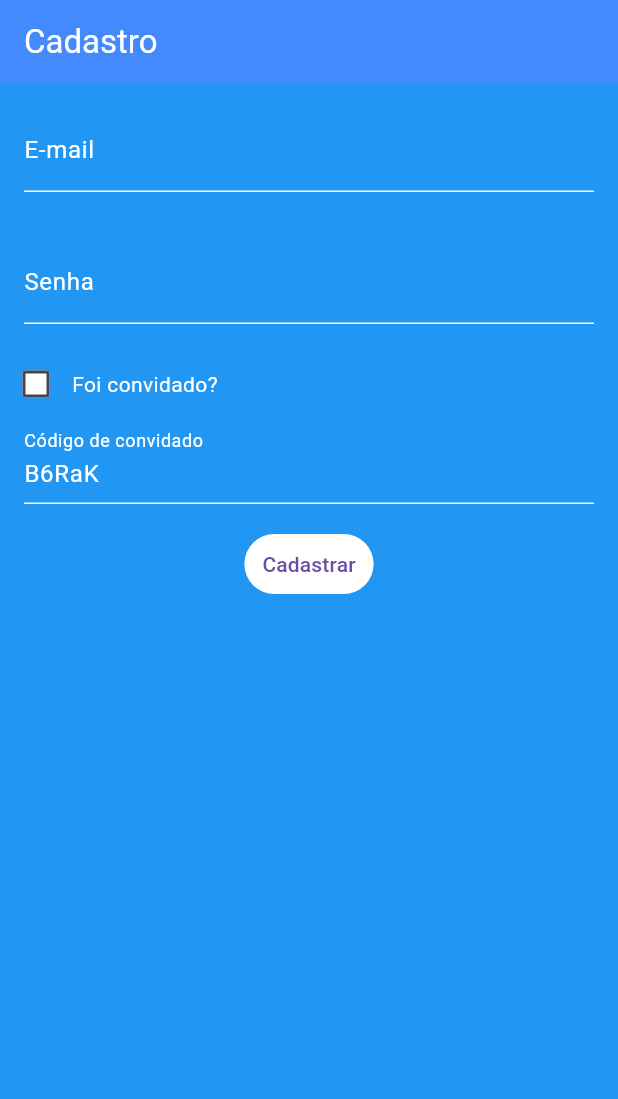
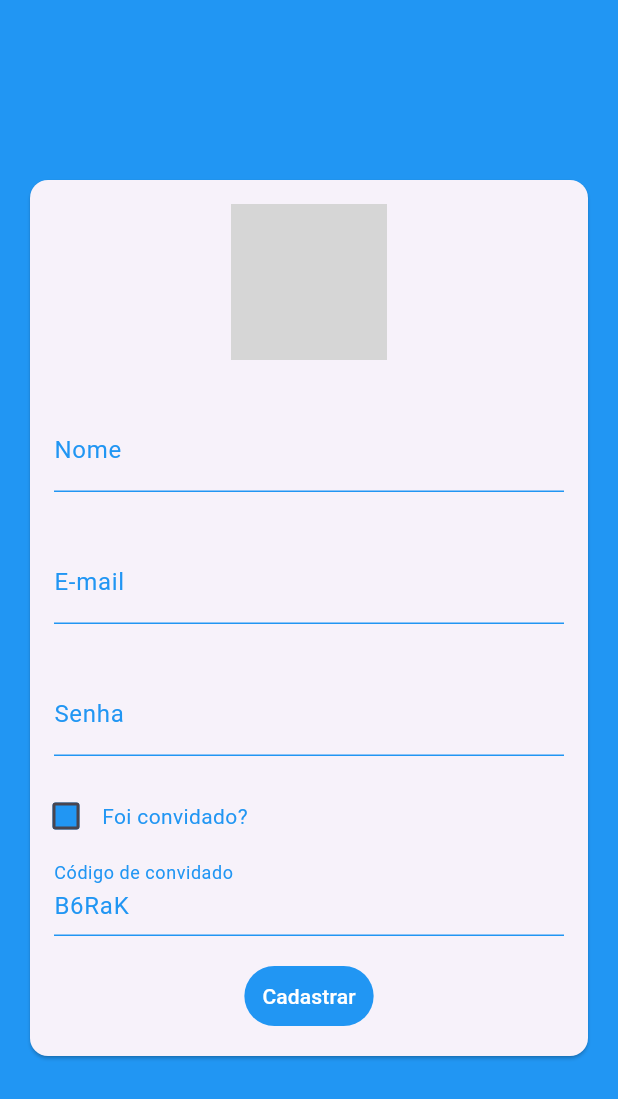
Before and after one commit to JonatasMA/dindin-juntin, a Flutter app: the SignUp screen opened by its route, on a phone screen of 412 x 824 dp. Shown: the top 1099 px of the screen. Run offline on Flutter 3.47's test engine with Material 2 defaults, Android fonts, the phone set to English and light mode, and no system bars; our stand-ins replace cached_network_image, currency_text_input_formatter, firebase_auth, firebase_core, firebase_database, firebase_storage and 2 more; missing offline and left inert: dart:ffi; accounts and stored records are empty; generated files the repository leaves out were written again; network calls fail; grey boxes are pictures that could not be loaded.

Commit message:
feat: rework signup view: feat: users photos

```diff
--- a/lib/models/saved_user.dart
+++ b/lib/models/saved_user.dart
@@ -1,27 +1,35 @@
 class SavedUser {
   String? email;
+  String? name;
   String? uid;
   String? local;
+  String? photoURL;
 
-  SavedUser({this.email, this.uid, this.local});
+  SavedUser({this.name, this.email, this.uid, this.local, this.photoURL});
 
   SavedUser.fromFirebase(user) {
+    name = user.child('name').value;
     email = user.child('email').value;
     uid = user.child('uid').value;
     local = user.child('local').value;
+    photoURL = user.child('photoURL').value;
   }
 
   SavedUser.fromJson(Map<String, dynamic> json) {
+    name = json['name'];
     email = json['email'];
     uid = json['uid'];
     local = json['local'];
+    photoURL = json['photoURL'];
   }
 
   Map<String, dynamic> toJson() {
     final Map<String, dynamic> data = new Map<String, dynamic>();
+    data['name'] = name;
     data['email'] = email;
     data['uid'] = uid;
     data['local'] = local;
+    data['photoURL'] = photoURL;
     return data;
   }
 }
--- a/lib/views/home_page.dart
+++ b/lib/views/home_page.dart
@@ -29,6 +29,9 @@ class _HomePageState extends State<HomePage> {
 
   @override
   Widget build(BuildContext context) {
+    // userLogged.updateDisplayName('Jonatas Macedo');
+    // userLogged.updatePhotoURL(
+    //     'https://www.infoescola.com/wp-content/uploads/2008/05/capivara-119654188.jpg');
     String saldo = '3,00';
     final ButtonStyle style = TextButton.styleFrom(
       foregroundColor: Theme.of(context).colorScheme.onPrimary,
@@ -44,7 +47,6 @@ class _HomePageState extends State<HomePage> {
             _user = SavedUser.fromFirebase(teste.child(user.uid));
             fbd
                 .ref(_user?.local)
-                .child(_user?.uid ?? '')
                 .child('bills')
                 .onValue
                 .listen((DatabaseEvent event) {
--- a/lib/views/sign_up.dart
+++ b/lib/views/sign_up.dart
@@ -1,9 +1,14 @@
+import 'dart:io';
+
 import 'package:firebase_auth/firebase_auth.dart';
+import 'package:firebase_storage/firebase_storage.dart';
 import 'package:flutter/material.dart';
 import 'package:firebase_database/firebase_database.dart';
+import 'package:image_picker/image_picker.dart';
 import 'dart:math';
 
 import '../models/saved_user.dart';
+import '../main.dart';
 
 class SignUp extends StatefulWidget {
   const SignUp({super.key});
@@ -13,9 +18,11 @@ class SignUp extends StatefulWidget {
 }
 
 class _SignUpState extends State<SignUp> {
-  String email = '';
+  SavedUser savedUser = SavedUser();
   String pass = '';
   bool guest = false;
+  File? photo;
+  String? photoName;
 
   String generateRandomString(int len) {
     var r = Random();
@@ -31,13 +38,13 @@ class _SignUpState extends State<SignUp> {
     return InputDecoration(
         border: const UnderlineInputBorder(),
         enabledBorder: const UnderlineInputBorder(
-          borderSide: BorderSide(color: Colors.white),
+          borderSide: BorderSide(color: Colors.blue),
         ),
         focusedBorder: const UnderlineInputBorder(
-          borderSide: BorderSide(color: Colors.white),
+          borderSide: BorderSide(color: Colors.blue),
         ),
         labelText: label,
-        labelStyle: const TextStyle(color: Colors.white));
+        labelStyle: const TextStyle(color: Colors.blue));
   }
 
   bool isChecked = false;
@@ -45,22 +52,39 @@ class _SignUpState extends State<SignUp> {
   @override
   Widget build(BuildContext context) {
     if (!isChecked) {
-      code = generateRandomString(5);
+      savedUser.local = generateRandomString(5);
     }
 
-    Future saveUserData(uid) {
+    Future saveUserData(uid) async {
       DatabaseReference users =
           FirebaseDatabase.instance.ref('Users').child(uid);
-      SavedUser savedUser = SavedUser(email: email, uid: uid, local: code);
+      savedUser.uid = uid;
+
+      final storageRef = FirebaseStorage.instance.ref();
+      final imagesRef = storageRef.child("files/$photoName");
+      await imagesRef.putFile(photo!);
+
+      FirebaseAuth.instance.authStateChanges().listen((event) async {
+        if (event != null) {
+          userLogged = event;
+          var photoURL = await imagesRef.getDownloadURL();
+          setState(() {
+            savedUser.photoURL = photoURL;
+          });
+          userLogged.updatePhotoURL(photoURL);
+          userLogged.updateDisplayName(savedUser.name);
+        }
+      });
+      print(savedUser.toJson());
       return users.set(savedUser.toJson());
     }
 
     void signInUser() async {
       UserCredential userCredential = await FirebaseAuth.instance
-          .createUserWithEmailAndPassword(email: email, password: pass);
+          .createUserWithEmailAndPassword(email: savedUser.email!, password: pass);
       await saveUserData(userCredential.user?.uid);
       await FirebaseAuth.instance
-          .signInWithEmailAndPassword(email: email, password: pass)
+          .signInWithEmailAndPassword(email: savedUser.email!, password: pass)
           .then((value) {
         final user = value.user;
         ScaffoldMessenger.of(context).showSnackBar(const SnackBar(
@@ -84,56 +108,104 @@ class _SignUpState extends State<SignUp> {
         MaterialState.focused,
       };
       if (states.any(interactiveStates.contains)) {
-        return Colors.white;
+        return Colors.blue;
       }
-      return Colors.white;
+      return Colors.blue;
+    }
+
+    Future getImage() async {
+      final image = await ImagePicker().pickImage(source: ImageSource.camera);
+
+      if (image == null) {
+        return;
+      }
+      photoName = image.name;
+      final imageTemporary = File(image.path);
+
+      setState(() {
+        this.photo = imageTemporary;
+      });
+    }
+
+    ImageProvider getImageSource() {
+      if (photo != null) {
+        return FileImage(photo!);
+      }
+
+      return NetworkImage('https://i.natgeofe.com/k/63b1a8a7-0081-493e-8b53-81d01261ab5d/red-panda-full-body_16x9.jpg');
     }
 
     return Scaffold(
       backgroundColor: Colors.blue,
-      appBar: AppBar(
-        title: const Text(
-          'Cadastro',
-          style: TextStyle(color: Colors.white),
-        ),
-        automaticallyImplyLeading: false,
-        backgroundColor: Colors.blueAccent,
-      ),
-      body: Column(
+      body: Container(
+        alignment: Alignment.center,
+        padding: const EdgeInsets.symmetric(vertical: 0, horizontal: 16),
+        child: Card(
+          child: Column(
             mainAxisSize: MainAxisSize.min,
             children: <Widget>[
               Padding(
-            padding: const EdgeInsets.symmetric(horizontal: 16, vertical: 16),
+                padding:
+                    const EdgeInsets.symmetric(horizontal: 16, vertical: 16),
+                child: CircleAvatar(
+                  backgroundImage: getImageSource(),
+                  radius: 52,
+                  child: IconButton(
+                    icon: const Icon(
+                      Icons.add_a_photo_outlined,
+                      size: 52,
+                      color: Colors.white,
+                    ),
+                    onPressed: getImage,
+                  ),
+                ),
+              ),
+              Padding(
+                padding:
+                    const EdgeInsets.symmetric(horizontal: 16, vertical: 16),
                 child: TextFormField(
-              style: const TextStyle(color: Colors.white),
-              onChanged: (value) => {email = value},
-              cursorColor: Colors.white,
+                  style: const TextStyle(color: Colors.blue),
+                  onChanged: (value) => {savedUser.name = value},
+                  cursorColor: Colors.blue,
+                  decoration: customInputDecoration('Nome'),
+                ),
+              ),
+              Padding(
+                padding:
+                    const EdgeInsets.symmetric(horizontal: 16, vertical: 16),
+                child: TextFormField(
+                  keyboardType: TextInputType.emailAddress,
+                  style: const TextStyle(color: Colors.blue),
+                  onChanged: (value) => {savedUser.email = value},
+                  cursorColor: Colors.blue,
                   decoration: customInputDecoration('E-mail'),
                 ),
               ),
               Padding(
-            padding: const EdgeInsets.symmetric(horizontal: 16, vertical: 16),
+                padding:
+                    const EdgeInsets.symmetric(horizontal: 16, vertical: 16),
                 child: TextFormField(
                   obscureText: true,
                   enableSuggestions: false,
                   autocorrect: false,
                   onChanged: (value) => {pass = value},
-              style: const TextStyle(color: Colors.white),
+                  style: const TextStyle(color: Colors.blue),
                   decoration: customInputDecoration('Senha'),
-              cursorColor: Colors.white,
+                  cursorColor: Colors.blue,
                 ),
               ),
+              // Divider(),
               Row(
                 children: [
                   Checkbox(
-                checkColor: Colors.blue,
+                    checkColor: Colors.white,
                     fillColor: MaterialStateProperty.resolveWith(getColor),
                     value: isChecked,
                     onChanged: (bool? value) {
                       setState(() {
                         if (value != null) {
                           if (value) {
-                        code = '';
+                            savedUser.local = '';
                           }
                           isChecked = value;
                         } else {
@@ -144,35 +216,43 @@ class _SignUpState extends State<SignUp> {
                     },
                   ),
                   const Text('Foi convidado?',
-                  style: TextStyle(color: Colors.white))
+                      style: TextStyle(color: Colors.blue))
                 ],
               ),
               Padding(
-            padding: const EdgeInsets.symmetric(horizontal: 16, vertical: 0),
+                padding:
+                    const EdgeInsets.symmetric(horizontal: 16, vertical: 0),
                 child: TextFormField(
-              controller: TextEditingController(text: code),
+                  controller: TextEditingController(text: savedUser.local),
                   enableSuggestions: false,
                   autocorrect: false,
                   readOnly: !isChecked,
-              onChanged: (value) => {code = value},
-              style: const TextStyle(color: Colors.white),
+                  onChanged: (value) => {savedUser.local = value},
+                  style: const TextStyle(color: Colors.blue),
                   decoration: customInputDecoration(
                       isChecked ? 'Código de convite' : 'Código de convidado'),
-              cursorColor: Colors.white,
+                  cursorColor: Colors.blue,
                 ),
               ),
               Padding(
-            padding: const EdgeInsets.symmetric(horizontal: 16, vertical: 16),
+                padding:
+                    const EdgeInsets.symmetric(horizontal: 16, vertical: 16),
                 child: TextButton(
                     onPressed: () {
                       signInUser();
                       appendNewUser();
                     },
                     style: ButtonStyle(
-                    backgroundColor: MaterialStateProperty.all(Colors.white)),
-                child: const Text('Cadastrar')),
+                        backgroundColor:
+                            MaterialStateProperty.all(Colors.blue)),
+                    child: const Text(
+                      'Cadastrar',
+                      style: TextStyle(color: Colors.white),
+                    )),
               ),
             ],
+          ),
+        ),
       ),
     );
   }
--- a/lib/widgets/card_list.dart
+++ b/lib/widgets/card_list.dart
@@ -11,7 +11,7 @@ class CardList extends StatelessWidget {
     for (var i = 0; i < list.length; i++) {
       String date = '${list[i].date.day}/${list[i].date.month}/${list[i].date.year}';
       cards.add(
-        ItenCard(list[i].title, list[i].value, list[i].billType, date, i)
+        ItenCard(list[i].title, list[i].value, list[i].billType, date, list[i].biller, list[i].billerPhoto, i)
       );
     }
 
--- a/lib/widgets/custom_alert.dart
+++ b/lib/widgets/custom_alert.dart
@@ -24,9 +24,8 @@ class _CustomAlertState extends State<CustomAlert> {
 
   void saveBill() {
     DatabaseReference testRef = FirebaseDatabase.instance
-        .ref(widget.user?.local)
-        .child(widget.user?.uid ?? '');
-    Bills bill = Bills(value, title, 2, date);
+        .ref(widget.user?.local);
+    Bills bill = Bills(value, title, 2, date, widget.user?.uid, widget.user?.photoURL);
     if (widget.index > -1) {
       widget.bills[widget.index] = bill;
     } else {
--- a/pubspec.yaml
+++ b/pubspec.yaml
@@ -40,6 +40,9 @@ dependencies:
   firebase_database: ^10.0.4
   firebase_auth: ^4.1.1
   currency_text_input_formatter: ^2.1.8
+  cached_network_image: ^3.2.2
+  image_picker: ^0.8.6
+  firebase_storage: ^11.0.6
 
 dev_dependencies:
   flutter_test:
```
Also changed, not shown: lib/main.dart (+7 -3 lines), lib/models/bill.dart (+9 -1 lines), lib/views/login.dart (+7 -2 lines), lib/widgets/custom_drawer.dart (+8 -16 lines), lib/widgets/iten_card.dart (+24 -1 lines), pubspec.lock. Lines whose indentation alone changed are shown as unchanged.
